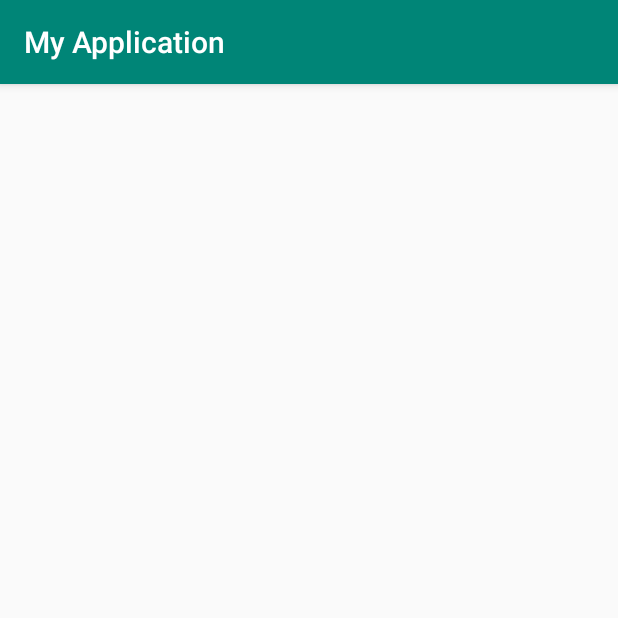
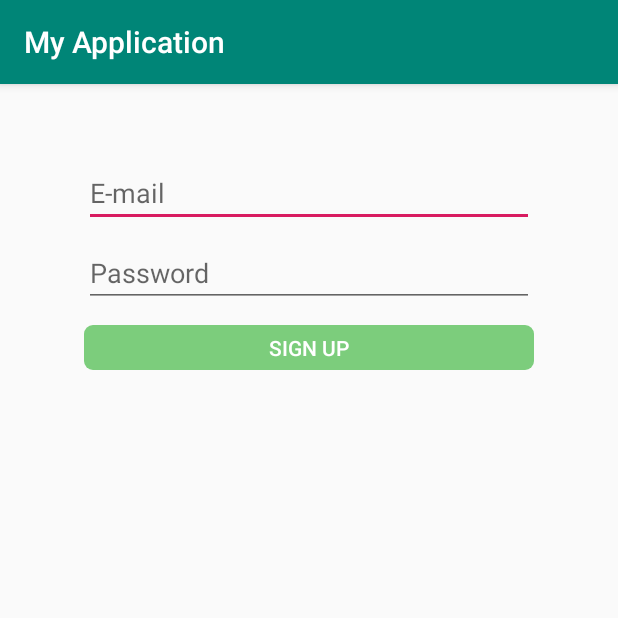
Before and after one commit to chendatao407786/Projet_NFC_THIAW_NDIAYE_CHEN, an Android app: the SignUpActivity screen opened directly, with no data from a screen before it, on a phone screen of 412 x 824 dp, the top half of it. Run offline under Robolectric (Android 15) with nearby library versions, the phone set to English and light mode, and no system bars.

Commit message:
Update activity_sign_up.xml

```diff
--- a/EasyCommand/app/src/main/res/layout/activity_sign_up.xml
+++ b/EasyCommand/app/src/main/res/layout/activity_sign_up.xml
@@ -5,5 +5,48 @@
     android:layout_width="match_parent"
     android:layout_height="match_parent"
     tools:context=".SignUpActivity">
+    <EditText
+        android:id="@+id/editText2"
+        android:layout_width="300dp"
+        android:layout_height="wrap_content"
+        android:layout_marginStart="8dp"
+        android:layout_marginTop="50dp"
+        android:layout_marginEnd="8dp"
+        android:ems="10"
+        android:hint="E-mail"
+        android:inputType="textEmailAddress"
+        app:layout_constraintEnd_toEndOf="parent"
+        app:layout_constraintStart_toStartOf="parent"
+        app:layout_constraintTop_toTopOf="parent" />
+
+    <EditText
+        android:id="@+id/editText"
+        android:hint="Password"
+        android:layout_width="300dp"
+        android:layout_height="wrap_content"
+        android:layout_marginStart="8dp"
+        android:layout_marginTop="8dp"
+        android:layout_marginEnd="8dp"
+        android:ems="10"
+        android:inputType="textPassword"
+        app:layout_constraintEnd_toEndOf="parent"
+        app:layout_constraintStart_toStartOf="parent"
+        app:layout_constraintTop_toBottomOf="@+id/editText2" />
+
+    <Button
+        android:id="@+id/login_button"
+        android:radius="10dp"
+        android:layout_width="300dp"
+        android:layout_height="30dp"
+        android:layout_marginStart="8dp"
+        android:layout_marginTop="12dp"
+        android:layout_marginEnd="8dp"
+        android:background="@drawable/button_unfocused"
+        android:backgroundTint="#7CCD7C"
+        android:text="Sign up"
+        android:textColor="#FFFFFF"
+        app:layout_constraintEnd_toEndOf="parent"
+        app:layout_constraintStart_toStartOf="parent"
+        app:layout_constraintTop_toBottomOf="@+id/editText" />
 
 </android.support.constraint.ConstraintLayout>
```
